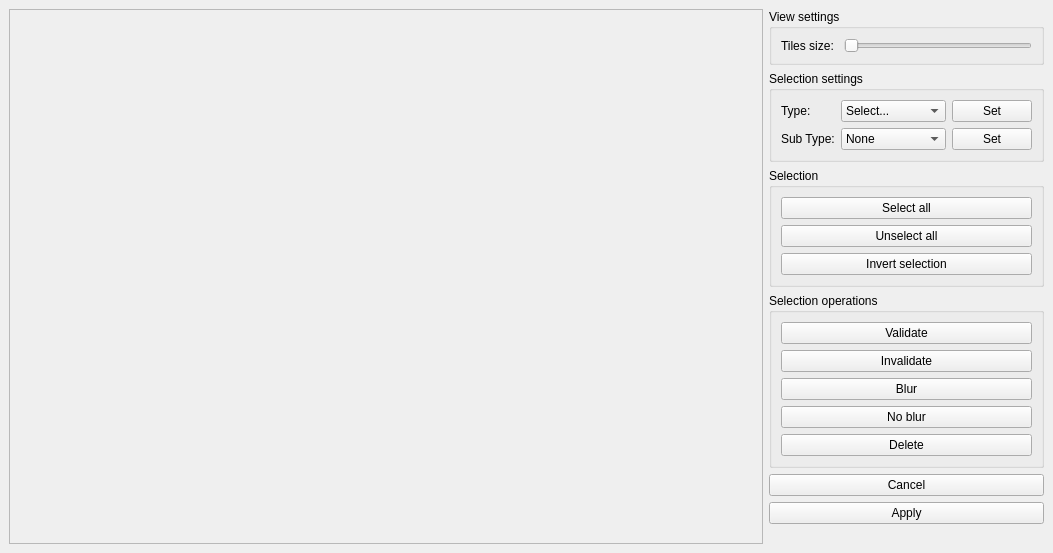
Old version of the form ui/batchview.ui in the repository 3d4pi/yafdb-validator.
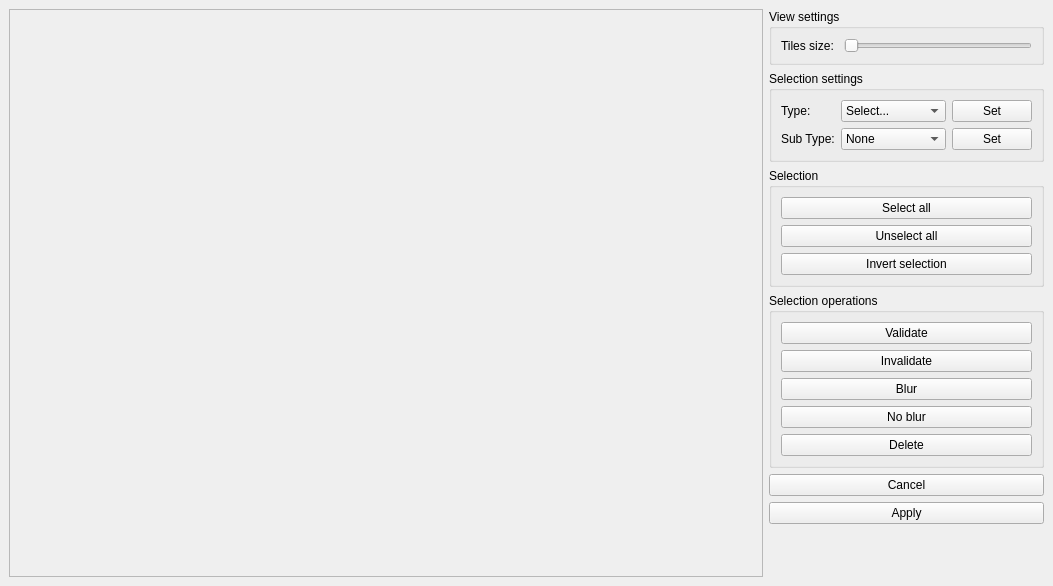
New version of the form. Icons and pictures are not drawn.

```diff
--- a/ui/batchview.ui
+++ b/ui/batchview.ui
@@ -7,7 +7,7 @@
     <x>0</x>
     <y>0</y>
     <width>1053</width>
-    <height>553</height>
+    <height>586</height>
    </rect>
   </property>
   <property name="windowTitle">
@@ -37,7 +37,7 @@
            <x>0</x>
            <y>0</y>
            <width>692</width>
-           <height>531</height>
+           <height>564</height>
           </rect>
          </property>
         </widget>
```
Left out of the diff: 8 changed lines with no effect on the pictures.
